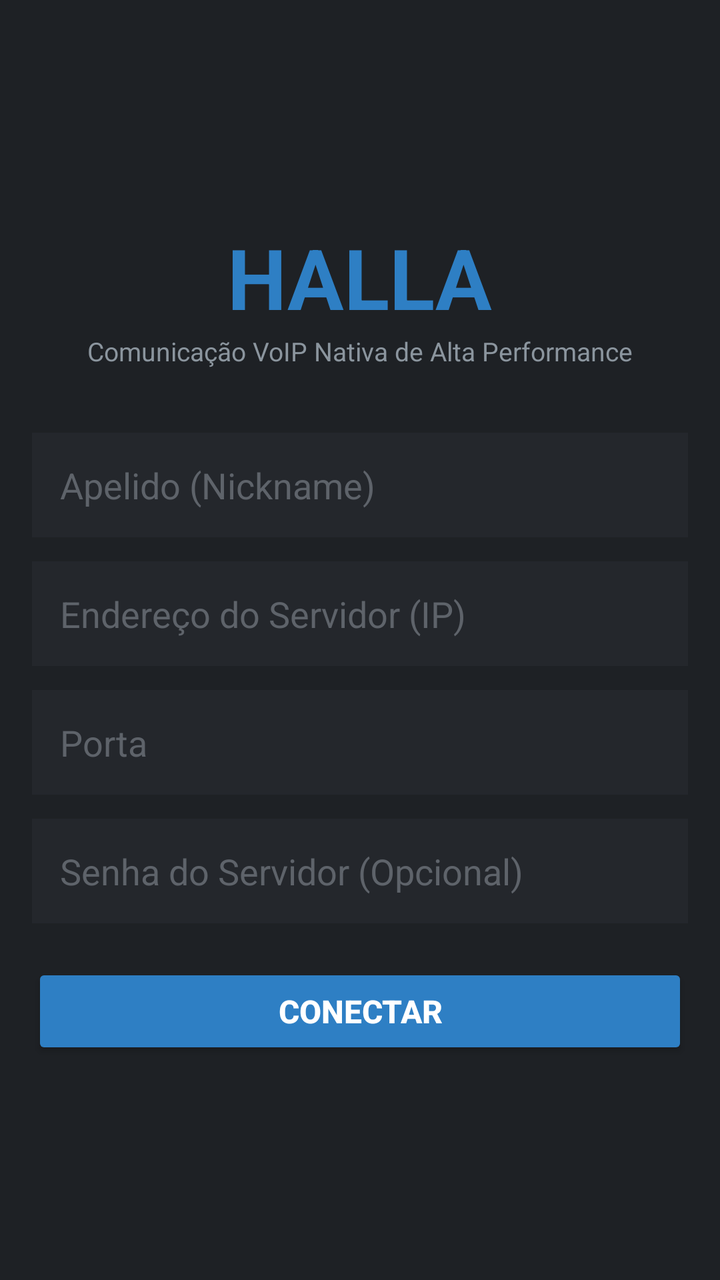
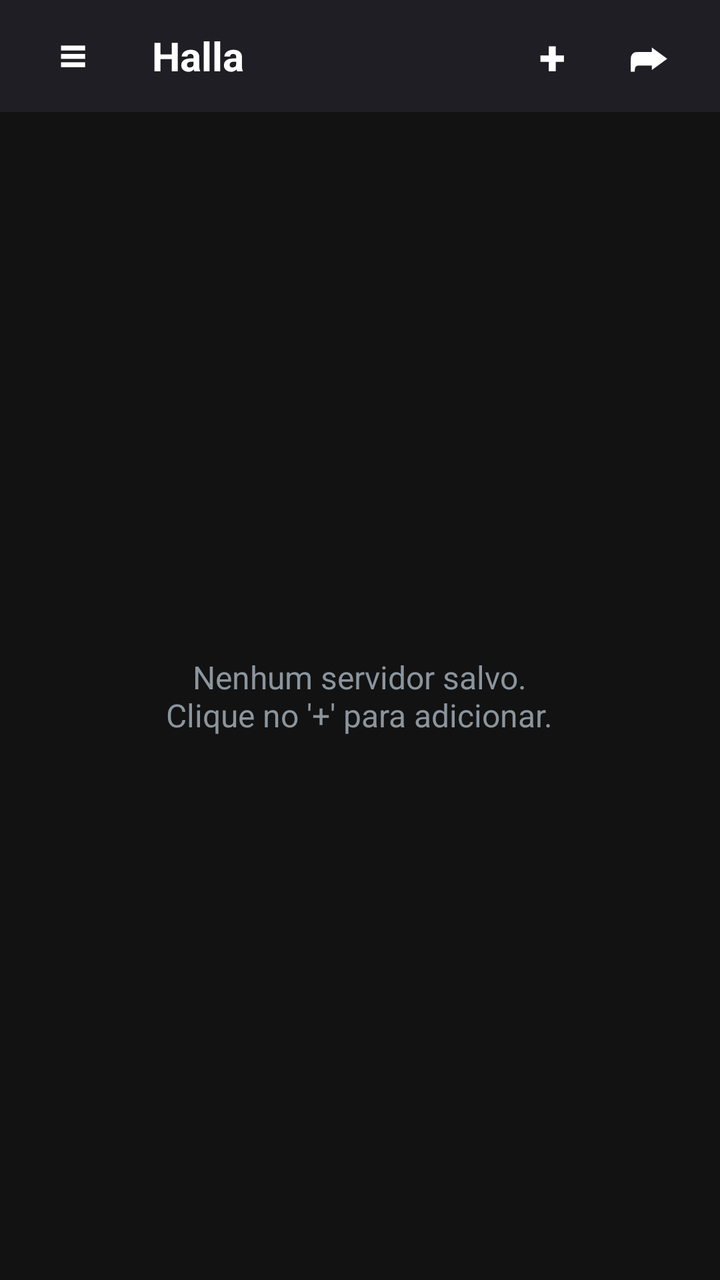

An Android layout rendered at two revisions. The XML below is the earlier revision; the diff shows what the commit changed to produce the second picture.
<!-- AndroidManifest.xml: application theme Theme.AppCompat.DayNight.NoActionBar -->
<!-- res/layout/activity_main.xml -->
<?xml version="1.0" encoding="utf-8"?>
<RelativeLayout xmlns:android="http://schemas.android.com/apk/res/android"
    android:layout_width="match_parent"
    android:layout_height="match_parent"
    android:background="#1E2125"
    android:padding="16dp">

    
    
    
    <LinearLayout
        android:id="@+id/layoutConnect"
        android:layout_width="match_parent"
        android:layout_height="match_parent"
        android:gravity="center"
        android:orientation="vertical"
        android:visibility="visible">

        <TextView
            android:layout_width="wrap_content"
            android:layout_height="wrap_content"
            android:text="HALLA"
            android:textColor="#2E7FC4"
            android:textSize="42sp"
            android:textStyle="bold" />

        <TextView
            android:layout_width="wrap_content"
            android:layout_height="wrap_content"
            android:layout_marginBottom="32dp"
            android:text="Comunicação VoIP Nativa de Alta Performance"
            android:textColor="#8B959E"
            android:textSize="13sp" />

        <EditText
            android:id="@+id/editNick"
            android:layout_width="match_parent"
            android:layout_height="wrap_content"
            android:layout_marginBottom="12dp"
            android:background="#24272C"
            android:hint="Apelido (Nickname)"
            android:inputType="text"
            android:padding="14dp"
            android:textColor="#DCDFE3"
            android:textColorHint="#5E636A" />

        <EditText
            android:id="@+id/editAddress"
            android:layout_width="match_parent"
            android:layout_height="wrap_content"
            android:layout_marginBottom="12dp"
            android:background="#24272C"
            android:hint="Endereço do Servidor (IP)"
            android:inputType="text"
            android:padding="14dp"
            android:textColor="#DCDFE3"
            android:textColorHint="#5E636A" />

        <EditText
            android:id="@+id/editPort"
            android:layout_width="match_parent"
            android:layout_height="wrap_content"
            android:layout_marginBottom="12dp"
            android:background="#24272C"
            android:hint="Porta"
            android:inputType="number"
            android:padding="14dp"
            android:textColor="#DCDFE3"
            android:textColorHint="#5E636A" />

        <EditText
            android:id="@+id/editPassword"
            android:layout_width="match_parent"
            android:layout_height="wrap_content"
            android:layout_marginBottom="20dp"
            android:background="#24272C"
            android:hint="Senha do Servidor (Opcional)"
            android:inputType="textPassword"
            android:padding="14dp"
            android:textColor="#DCDFE3"
            android:textColorHint="#5E636A" />

        <Button
            android:id="@+id/btnConnect"
            android:layout_width="match_parent"
            android:layout_height="wrap_content"
            android:backgroundTint="#2E7FC4"
            android:padding="12dp"
            android:text="CONECTAR"
            android:textColor="#FFFFFF"
            android:textSize="16sp"
            android:textStyle="bold" />

        <TextView
            android:id="@+id/txtError"
            android:layout_width="wrap_content"
            android:layout_height="wrap_content"
            android:layout_marginTop="16dp"
            android:textColor="#D9534F"
            android:textSize="14sp"
            android:textStyle="bold"
            android:visibility="gone" />

    </LinearLayout>

    
    
    
    <LinearLayout
        android:id="@+id/layoutServer"
        android:layout_width="match_parent"
        android:layout_height="match_parent"
        android:orientation="vertical"
        android:visibility="gone">

        
        <RelativeLayout
            android:layout_width="match_parent"
            android:layout_height="wrap_content"
            android:background="#2B2E33"
            android:padding="12dp">

            <LinearLayout
                android:layout_width="wrap_content"
                android:layout_height="wrap_content"
                android:layout_alignParentStart="true"
                android:layout_toStartOf="@+id/btnDisconnect"
                android:orientation="vertical">

                <TextView
                    android:id="@+id/txtServerName"
                    android:layout_width="wrap_content"
                    android:layout_height="wrap_content"
                    android:text="Conectando..."
                    android:textColor="#DCDFE3"
                    android:textSize="18sp"
                    android:textStyle="bold" />

                <TextView
                    android:id="@+id/txtMotd"
                    android:layout_width="wrap_content"
                    android:layout_height="wrap_content"
                    android:text="..."
                    android:textColor="#8B959E"
                    android:textSize="12sp" />
            </LinearLayout>

            <Button
                android:id="@+id/btnDisconnect"
                android:layout_width="wrap_content"
                android:layout_height="wrap_content"
                android:layout_alignParentEnd="true"
                android:backgroundTint="#D9534F"
                android:text="Sair"
                android:textColor="#FFFFFF" />

        </RelativeLayout>

        
        <LinearLayout
            android:layout_width="match_parent"
            android:layout_height="wrap_content"
            android:layout_marginTop="8dp"
            android:layout_marginBottom="8dp"
            android:background="#24272C"
            android:gravity="center_vertical"
            android:orientation="horizontal"
            android:padding="8dp">

            
            <View
                android:id="@+id/viewVadLight"
                android:layout_width="16dp"
                android:layout_height="16dp"
                android:layout_marginEnd="8dp"
                android:background="#3E434A" />

            <TextView
                android:id="@+id/txtVoiceStatus"
                android:layout_width="0dp"
                android:layout_height="wrap_content"
                android:layout_weight="1"
                android:text="Silencioso"
                android:textColor="#8B959E"
                android:textSize="13sp"
                android:textStyle="bold" />

            
            <Button
                android:id="@+id/btnMuteMic"
                android:layout_width="48dp"
                android:layout_height="48dp"
                android:layout_marginEnd="6dp"
                android:backgroundTint="#3E434A"
                android:text="🎙️"
                android:textColor="#FFFFFF" />

            
            <Button
                android:id="@+id/btnRecord"
                android:layout_width="wrap_content"
                android:layout_height="wrap_content"
                android:backgroundTint="#2E7FC4"
                android:text="🔴 Gravar"
                android:textColor="#FFFFFF" />

        </LinearLayout>

        
        <View
            android:layout_width="match_parent"
            android:layout_height="1dp"
            android:background="#3E434A" />

        
        <ScrollView
            android:layout_width="match_parent"
            android:layout_height="0dp"
            android:layout_weight="1"
            android:layout_marginTop="8dp"
            android:layout_marginBottom="8dp">

            <LinearLayout
                android:id="@+id/containerChannels"
                android:layout_width="match_parent"
                android:layout_height="wrap_content"
                android:orientation="vertical" />

        </ScrollView>

        
        <View
            android:layout_width="match_parent"
            android:layout_height="1dp"
            android:background="#3E434A" />

        
        <LinearLayout
            android:layout_width="match_parent"
            android:layout_height="180dp"
            android:layout_marginTop="8dp"
            android:orientation="vertical">

            <ScrollView
                android:id="@+id/scrollChat"
                android:layout_width="match_parent"
                android:layout_height="0dp"
                android:layout_weight="1"
                android:layout_marginBottom="8dp">

                <TextView
                    android:id="@+id/txtChatBox"
                    android:layout_width="match_parent"
                    android:layout_height="wrap_content"
                    android:textColor="#DCDFE3"
                    android:textSize="13sp" />

            </ScrollView>

            <LinearLayout
                android:layout_width="match_parent"
                android:layout_height="wrap_content"
                android:orientation="horizontal">

                <EditText
                    android:id="@+id/editChatMsg"
                    android:layout_width="0dp"
                    android:layout_height="wrap_content"
                    android:layout_weight="1"
                    android:background="#24272C"
                    android:hint="Escreva uma mensagem..."
                    android:inputType="text"
                    android:padding="10dp"
                    android:textColor="#DCDFE3"
                    android:textColorHint="#5E636A" />

                <Button
                    android:id="@+id/btnSendChat"
                    android:layout_width="wrap_content"
                    android:layout_height="wrap_content"
                    android:layout_marginStart="8dp"
                    android:backgroundTint="#2E7FC4"
                    android:text="Enviar"
                    android:textColor="#FFFFFF" />

            </LinearLayout>

        </LinearLayout>

    </LinearLayout>

</RelativeLayout>
<!-- resources referenced by this layout -->
<resources>

</resources>

<!-- the commit's change to res/layout/activity_main.xml (unified diff, before → after) -->
@@ -1,292 +1,393 @@
 <?xml version="1.0" encoding="utf-8"?>
-<RelativeLayout xmlns:android="http://schemas.android.com/apk/res/android"
+<androidx.drawerlayout.widget.DrawerLayout xmlns:android="http://schemas.android.com/apk/res/android"
+    android:id="@+id/drawerLayout"
     android:layout_width="match_parent"
-    android:layout_height="match_parent"
-    android:background="#1E2125"
-    android:padding="16dp">
+    android:layout_height="match_parent">
 
     
-    
+    <RelativeLayout
+        android:layout_width="match_parent"
+        android:layout_height="match_parent"
+        android:background="#121212">
+
+        
+        <RelativeLayout
+            android:id="@+id/topAppBar"
+            android:layout_width="match_parent"
+            android:layout_height="56dp"
+            android:background="#1E1E24"
+            android:paddingStart="12dp"
+            android:paddingEnd="12dp">
+
+            <Button
+                android:id="@+id/btnMenu"
+                android:layout_width="48dp"
+                android:layout_height="48dp"
+                android:layout_alignParentStart="true"
+                android:layout_centerVertical="true"
+                android:background="?android:attr/selectableItemBackgroundBorderless"
+                android:text="≡"
+                android:textColor="#FFFFFF"
+                android:textSize="24sp"
+                android:textStyle="bold" />
+
+            <TextView
+                android:id="@+id/txtAppTitle"
+                android:layout_width="wrap_content"
+                android:layout_height="wrap_content"
+                android:layout_centerVertical="true"
+                android:layout_toEndOf="@+id/btnMenu"
+                android:layout_marginStart="16dp"
+                android:text="Halla"
+                android:textColor="#FFFFFF"
+                android:textSize="20sp"
+                android:textStyle="bold" />
+
+            <LinearLayout
+                android:layout_width="wrap_content"
+                android:layout_height="match_parent"
+                android:layout_alignParentEnd="true"
+                android:gravity="center_vertical"
+                android:orientation="horizontal">
+
+                <Button
+                    android:id="@+id/btnAddServer"
+                    android:layout_width="48dp"
+                    android:layout_height="48dp"
+                    android:background="?android:attr/selectableItemBackgroundBorderless"
+                    android:text="+"
+                    android:textColor="#FFFFFF"
+                    android:textSize="24sp"
+                    android:textStyle="bold" />
+
+                <Button
+                    android:id="@+id/btnQuickConnect"
+                    android:layout_width="48dp"
+                    android:layout_height="48dp"
+                    android:background="?android:attr/selectableItemBackgroundBorderless"
+                    android:text="➦"
+                    android:textColor="#FFFFFF"
+                    android:textSize="20sp"
+                    android:textStyle="bold" />
+
+            </LinearLayout>
+
+        </RelativeLayout>
+
+        
+        <RelativeLayout
+            android:id="@+id/layoutConnect"
+            android:layout_width="match_parent"
+            android:layout_height="match_parent"
+            android:layout_below="@+id/topAppBar"
+            android:visibility="visible">
+
+            
+            <LinearLayout
+                android:id="@+id/layoutEmptyState"
+                android:layout_width="match_parent"
+                android:layout_height="match_parent"
+                android:gravity="center"
+                android:orientation="vertical"
+                android:padding="24dp"
+                android:visibility="visible">
+
+                <TextView
+                    android:layout_width="wrap_content"
+                    android:layout_height="wrap_content"
+                    android:text="Nenhum servidor salvo.\nClique no '+' para adicionar."
+                    android:textColor="#8B959E"
+                    android:textSize="16sp"
+                    android:gravity="center" />
+
+            </LinearLayout>
+
+            
+            <ScrollView
+                android:id="@+id/scrollServers"
+                android:layout_width="match_parent"
+                android:layout_height="match_parent"
+                android:padding="12dp"
+                android:visibility="gone">
+
+                <LinearLayout
+                    android:id="@+id/containerServers"
+                    android:layout_width="match_parent"
+                    android:layout_height="wrap_content"
+                    android:orientation="vertical" />
+
+            </ScrollView>
+
+            <TextView
+                android:id="@+id/txtError"
+                android:layout_width="match_parent"
+                android:layout_height="wrap_content"
+                android:layout_alignParentBottom="true"
+                android:background="#1E1E24"
+                android:padding="12dp"
+                android:textColor="#D9534F"
+                android:textSize="14sp"
+                android:textStyle="bold"
+                android:visibility="gone" />
+
+        </RelativeLayout>
+
+        
+        
+        
+        <LinearLayout
+            android:id="@+id/layoutServer"
+            android:layout_width="match_parent"
+            android:layout_height="match_parent"
+            android:layout_below="@+id/topAppBar"
+            android:orientation="vertical"
+            android:visibility="gone">
+
+            
+            <RelativeLayout
+                android:layout_width="match_parent"
+                android:layout_height="wrap_content"
+                android:background="#1E1E24"
+                android:padding="12dp">
+
+                <LinearLayout
+                    android:layout_width="wrap_content"
+                    android:layout_height="wrap_content"
+                    android:layout_alignParentStart="true"
+                    android:layout_toStartOf="@+id/btnDisconnect"
+                    android:orientation="vertical">
+
+                    <TextView
+                        android:id="@+id/txtServerName"
+                        android:layout_width="wrap_content"
+                        android:layout_height="wrap_content"
+                        android:text="Conectando..."
+                        android:textColor="#DCDFE3"
+                        android:textSize="18sp"
+                        android:textStyle="bold" />
+
+                    <TextView
+                        android:id="@+id/txtMotd"
+                        android:layout_width="wrap_content"
+                        android:layout_height="wrap_content"
+                        android:text="..."
+                        android:textColor="#8B959E"
+                        android:textSize="12sp" />
+                </LinearLayout>
+
+                <Button
+                    android:id="@+id/btnDisconnect"
+                    android:layout_width="wrap_content"
+                    android:layout_height="wrap_content"
+                    android:layout_alignParentEnd="true"
+                    android:backgroundTint="#D9534F"
+                    android:text="Sair"
+                    android:textColor="#FFFFFF" />
+
+            </RelativeLayout>
+
+            
+            <LinearLayout
+                android:layout_width="match_parent"
+                android:layout_height="wrap_content"
+                android:layout_marginTop="8dp"
+                android:layout_marginBottom="8dp"
+                android:background="#24272C"
+                android:gravity="center_vertical"
+                android:orientation="horizontal"
+                android:padding="8dp">
+
+                
+                <View
+                    android:id="@+id/viewVadLight"
+                    android:layout_width="16dp"
+                    android:layout_height="16dp"
+                    android:layout_marginEnd="8dp"
+                    android:background="#3E434A" />
+
+                <TextView
+                    android:id="@+id/txtVoiceStatus"
+                    android:layout_width="0dp"
+                    android:layout_height="wrap_content"
+                    android:layout_weight="1"
+                    android:text="Silencioso"
+                    android:textColor="#8B959E"
+                    android:textSize="13sp"
+                    android:textStyle="bold" />
+
+                
+                <Button
+                    android:id="@+id/btnMuteMic"
+                    android:layout_width="48dp"
+                    android:layout_height="48dp"
+                    android:layout_marginEnd="6dp"
+                    android:backgroundTint="#3E434A"
+                    android:text="🎙️"
+                    android:textColor="#FFFFFF" />
+
+                
+                <Button
+                    android:id="@+id/btnRecord"
+                    android:layout_width="wrap_content"
+                    android:layout_height="wrap_content"
+                    android:backgroundTint="#2E7FC4"
+                    android:text="🔴 Gravar"
+                    android:textColor="#FFFFFF" />
+
+            </LinearLayout>
+
+            
+            <View
+                android:layout_width="match_parent"
+                android:layout_height="1dp"
+                android:background="#3E434A" />
+
+            
+            <ScrollView
+                android:layout_width="match_parent"
+                android:layout_height="0dp"
+                android:layout_weight="1"
+                android:layout_marginTop="8dp"
+                android:layout_marginBottom="8dp">
+
+                <LinearLayout
+                    android:id="@+id/containerChannels"
+                    android:layout_width="match_parent"
+                    android:layout_height="wrap_content"
+                    android:orientation="vertical" />
+
+            </ScrollView>
+
+            
+            <View
+                android:layout_width="match_parent"
+                android:layout_height="1dp"
+                android:background="#3E434A" />
+
+            
+            <LinearLayout
+                android:layout_width="match_parent"
+                android:layout_height="180dp"
+                android:layout_marginTop="8dp"
+                android:orientation="vertical">
+
+                <ScrollView
+                    android:id="@+id/scrollChat"
+                    android:layout_width="match_parent"
+                    android:layout_height="0dp"
+                    android:layout_weight="1"
+                    android:layout_marginBottom="8dp">
+
+                    <TextView
+                        android:id="@+id/txtChatBox"
+                        android:layout_width="match_parent"
+                        android:layout_height="wrap_content"
+                        android:textColor="#DCDFE3"
+                        android:textSize="13sp" />
+
+                </ScrollView>
+
+                <LinearLayout
+                    android:layout_width="match_parent"
+                    android:layout_height="wrap_content"
+                    android:orientation="horizontal">
+
+                    <EditText
+                        android:id="@+id/editChatMsg"
+                        android:layout_width="0dp"
+                        android:layout_height="wrap_content"
+                        android:layout_weight="1"
+                        android:background="#24272C"
+                        android:hint="Escreva uma mensagem..."
+                        android:inputType="text"
+                        android:padding="10dp"
+                        android:textColor="#DCDFE3"
+                        android:textColorHint="#5E636A" />
+
+                    <Button
+                        android:id="@+id/btnSendChat"
+                        android:layout_width="wrap_content"
+                        android:layout_height="wrap_content"
+                        android:layout_marginStart="8dp"
+                        android:backgroundTint="#2E7FC4"
+                        android:text="Enviar"
+                        android:textColor="#FFFFFF" />
+
+                </LinearLayout>
+
+            </LinearLayout>
+
+        </LinearLayout>
+
+    </RelativeLayout>
+
     
     <LinearLayout
-        android:id="@+id/layoutConnect"
-        android:layout_width="match_parent"
+        android:id="@+id/navDrawer"
+        android:layout_width="280dp"
         android:layout_height="match_parent"
-        android:gravity="center"
+        android:layout_gravity="start"
+        android:background="#1E1E24"
+        android:clickable="true"
+        android:focusable="true"
         android:orientation="vertical"
-        android:visibility="visible">
-
+        android:padding="20dp">
+
+        
         <TextView
             android:layout_width="wrap_content"
             android:layout_height="wrap_content"
-            android:text="HALLA"
+            android:layout_marginBottom="24dp"
+            android:text="Halla Mobile"
             android:textColor="#2E7FC4"
-            android:textSize="42sp"
+            android:textSize="24sp"
             android:textStyle="bold" />
+
+        <View
+            android:layout_width="match_parent"
+            android:layout_height="1dp"
+            android:layout_marginBottom="16dp"
+            android:background="#3E434A" />
+
+        
+        <TextView
+            android:id="@+id/btnNavSettings"
+            android:layout_width="match_parent"
+            android:layout_height="wrap_content"
+            android:layout_marginBottom="16dp"
+            android:padding="12dp"
+            android:text="⚙️   Ajustes Globais"
+            android:textColor="#DCDFE3"
+            android:textSize="16sp"
+            android:textStyle="bold"
+            android:background="?android:attr/selectableItemBackground" />
+
+        
+        <TextView
+            android:id="@+id/btnNavHelp"
+            android:layout_width="match_parent"
+            android:layout_height="wrap_content"
+            android:layout_marginBottom="16dp"
+            android:padding="12dp"
+            android:text="❓   Ajuda"
+            android:textColor="#DCDFE3"
+            android:textSize="16sp"
+            android:textStyle="bold"
+            android:background="?android:attr/selectableItemBackground" />
+
+        <View
+            android:layout_width="match_parent"
+            android:layout_height="0dp"
+            android:layout_weight="1" />
 
         <TextView
             android:layout_width="wrap_content"
             android:layout_height="wrap_content"
-            android:layout_marginBottom="32dp"
-            android:text="Comunicação VoIP Nativa de Alta Performance"
-            android:textColor="#8B959E"
-            android:textSize="13sp" />
-
-        <EditText
-            android:id="@+id/editNick"
-            android:layout_width="match_parent"
-            android:layout_height="wrap_content"
-            android:layout_marginBottom="12dp"
-            android:background="#24272C"
-            android:hint="Apelido (Nickname)"
-            android:inputType="text"
-            android:padding="14dp"
-            android:textColor="#DCDFE3"
-            android:textColorHint="#5E636A" />
-
-        <EditText
-            android:id="@+id/editAddress"
-            android:layout_width="match_parent"
-            android:layout_height="wrap_content"
-            android:layout_marginBottom="12dp"
-            android:background="#24272C"
-            android:hint="Endereço do Servidor (IP)"
-            android:inputType="text"
-            android:padding="14dp"
-            android:textColor="#DCDFE3"
-            android:textColorHint="#5E636A" />
-
-        <EditText
-            android:id="@+id/editPort"
-            android:layout_width="match_parent"
-            android:layout_height="wrap_content"
-            android:layout_marginBottom="12dp"
-            android:background="#24272C"
-            android:hint="Porta"
-            android:inputType="number"
-            android:padding="14dp"
-            android:textColor="#DCDFE3"
-            android:textColorHint="#5E636A" />
-
-        <EditText
-            android:id="@+id/editPassword"
-            android:layout_width="match_parent"
-            android:layout_height="wrap_content"
-            android:layout_marginBottom="20dp"
-            android:background="#24272C"
-            android:hint="Senha do Servidor (Opcional)"
-            android:inputType="textPassword"
-            android:padding="14dp"
-            android:textColor="#DCDFE3"
-            android:textColorHint="#5E636A" />
-
-        <Button
-            android:id="@+id/btnConnect"
-            android:layout_width="match_parent"
-            android:layout_height="wrap_content"
-            android:backgroundTint="#2E7FC4"
-            android:padding="12dp"
-            android:text="CONECTAR"
-            android:textColor="#FFFFFF"
-            android:textSize="16sp"
-            android:textStyle="bold" />
-
-        <TextView
-            android:id="@+id/txtError"
-            android:layout_width="wrap_content"
-            android:layout_height="wrap_content"
-            android:layout_marginTop="16dp"
-            android:textColor="#D9534F"
-            android:textSize="14sp"
-            android:textStyle="bold"
-            android:visibility="gone" />
+            android:layout_gravity="center_horizontal"
+            android:text="v1.0.3"
+            android:textColor="#5E636A"
+            android:textSize="12sp" />
 
     </LinearLayout>
 
-    
-    
-    
-    <LinearLayout
-        android:id="@+id/layoutServer"
-        android:layout_width="match_parent"
-        android:layout_height="match_parent"
-        android:orientation="vertical"
-        android:visibility="gone">
-
-        
-        <RelativeLayout
-            android:layout_width="match_parent"
-            android:layout_height="wrap_content"
-            android:background="#2B2E33"
-            android:padding="12dp">
-
-            <LinearLayout
-                android:layout_width="wrap_content"
-                android:layout_height="wrap_content"
-                android:layout_alignParentStart="true"
-                android:layout_toStartOf="@+id/btnDisconnect"
-                android:orientation="vertical">
-
-                <TextView
-                    android:id="@+id/txtServerName"
-                    android:layout_width="wrap_content"
-                    android:layout_height="wrap_content"
-                    android:text="Conectando..."
-                    android:textColor="#DCDFE3"
-                    android:textSize="18sp"
-                    android:textStyle="bold" />
-
-                <TextView
-                    android:id="@+id/txtMotd"
-                    android:layout_width="wrap_content"
-                    android:layout_height="wrap_content"
-                    android:text="..."
-                    android:textColor="#8B959E"
-                    android:textSize="12sp" />
-            </LinearLayout>
-
-            <Button
-                android:id="@+id/btnDisconnect"
-                android:layout_width="wrap_content"
-                android:layout_height="wrap_content"
-                android:layout_alignParentEnd="true"
-                android:backgroundTint="#D9534F"
-                android:text="Sair"
-                android:textColor="#FFFFFF" />
-
-        </RelativeLayout>
-
-        
-        <LinearLayout
-            android:layout_width="match_parent"
-            android:layout_height="wrap_content"
-            android:layout_marginTop="8dp"
-            android:layout_marginBottom="8dp"
-            android:background="#24272C"
-            android:gravity="center_vertical"
-            android:orientation="horizontal"
-            android:padding="8dp">
-
-            
-            <View
-                android:id="@+id/viewVadLight"
-                android:layout_width="16dp"
-                android:layout_height="16dp"
-                android:layout_marginEnd="8dp"
-                android:background="#3E434A" />
-
-            <TextView
-                android:id="@+id/txtVoiceStatus"
-                android:layout_width="0dp"
-                android:layout_height="wrap_content"
-                android:layout_weight="1"
-                android:text="Silencioso"
-                android:textColor="#8B959E"
-                android:textSize="13sp"
-                android:textStyle="bold" />
-
-            
-            <Button
-                android:id="@+id/btnMuteMic"
-                android:layout_width="48dp"
-                android:layout_height="48dp"
-                android:layout_marginEnd="6dp"
-                android:backgroundTint="#3E434A"
-                android:text="🎙️"
-                android:textColor="#FFFFFF" />
-
-            
-            <Button
-                android:id="@+id/btnRecord"
-                android:layout_width="wrap_content"
-                android:layout_height="wrap_content"
-                android:backgroundTint="#2E7FC4"
-                android:text="🔴 Gravar"
-                android:textColor="#FFFFFF" />
-
-        </LinearLayout>
-
-        
-        <View
-            android:layout_width="match_parent"
-            android:layout_height="1dp"
-            android:background="#3E434A" />
-
-        
-        <ScrollView
-            android:layout_width="match_parent"
-            android:layout_height="0dp"
-            android:layout_weight="1"
-            android:layout_marginTop="8dp"
-            android:layout_marginBottom="8dp">
-
-            <LinearLayout
-                android:id="@+id/containerChannels"
-                android:layout_width="match_parent"
-                android:layout_height="wrap_content"
-                android:orientation="vertical" />
-
-        </ScrollView>
-
-        
-        <View
-            android:layout_width="match_parent"
-            android:layout_height="1dp"
-            android:background="#3E434A" />
-
-        
-        <LinearLayout
-            android:layout_width="match_parent"
-            android:layout_height="180dp"
-            android:layout_marginTop="8dp"
-            android:orientation="vertical">
-
-            <ScrollView
-                android:id="@+id/scrollChat"
-                android:layout_width="match_parent"
-                android:layout_height="0dp"
-                android:layout_weight="1"
-                android:layout_marginBottom="8dp">
-
-                <TextView
-                    android:id="@+id/txtChatBox"
-                    android:layout_width="match_parent"
-                    android:layout_height="wrap_content"
-                    android:textColor="#DCDFE3"
-                    android:textSize="13sp" />
-
-            </ScrollView>
-
-            <LinearLayout
-                android:layout_width="match_parent"
-                android:layout_height="wrap_content"
-                android:orientation="horizontal">
-
-                <EditText
-                    android:id="@+id/editChatMsg"
-                    android:layout_width="0dp"
-                    android:layout_height="wrap_content"
-                    android:layout_weight="1"
-                    android:background="#24272C"
-                    android:hint="Escreva uma mensagem..."
-                    android:inputType="text"
-                    android:padding="10dp"
-                    android:textColor="#DCDFE3"
-                    android:textColorHint="#5E636A" />
-
-                <Button
-                    android:id="@+id/btnSendChat"
-                    android:layout_width="wrap_content"
-                    android:layout_height="wrap_content"
-                    android:layout_marginStart="8dp"
-                    android:backgroundTint="#2E7FC4"
-                    android:text="Enviar"
-                    android:textColor="#FFFFFF" />
-
-            </LinearLayout>
-
-        </LinearLayout>
-
-    </LinearLayout>
-
-</RelativeLayout>
+</androidx.drawerlayout.widget.DrawerLayout>
